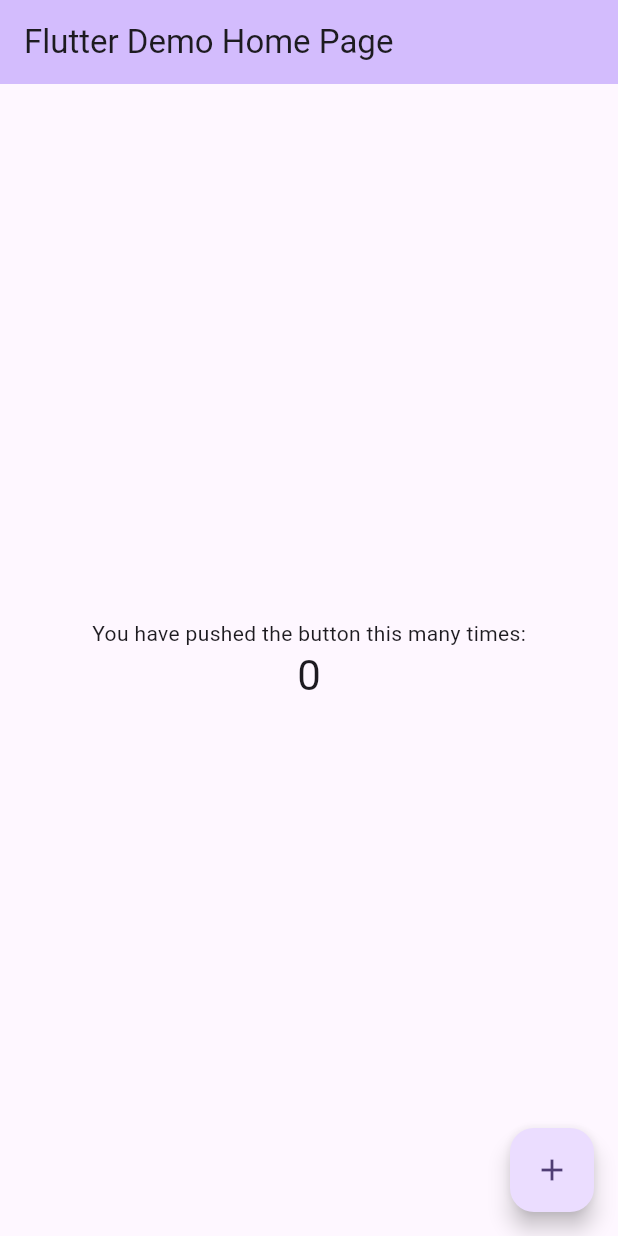
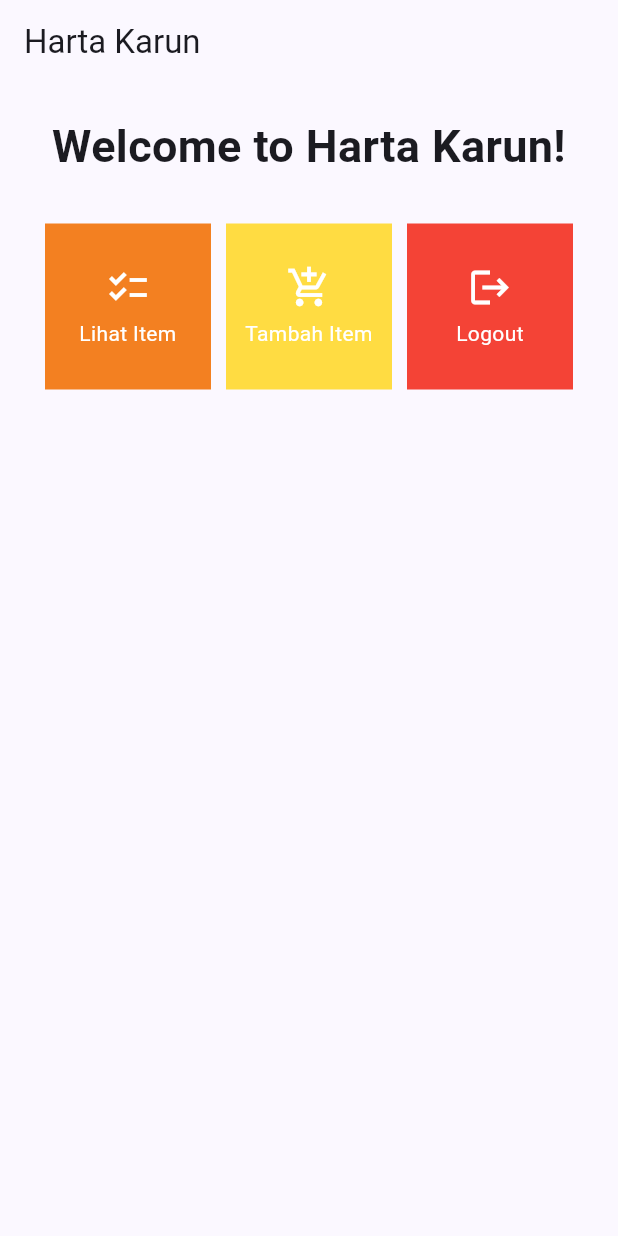
Before and after one commit to Kaisadianf/harta-karun-mobile, a Flutter app: the screen it shows after launch, on a phone screen of 412 x 824 dp. Run offline on Flutter 3.47's test engine with Material 2 defaults, Android fonts, the light colour scheme and no system bars.

Commit message:
selesai tugas 7

```diff
--- a/lib/main.dart
+++ b/lib/main.dart
@@ -1,4 +1,5 @@
 import 'package:flutter/material.dart';
+import 'package:harta_karun/menu.dart';
 
 void main() {
   runApp(const MyApp());
@@ -28,98 +29,10 @@
         //
         // This works for code too, not just values: Most code changes can be
         // tested with just a hot reload.
-        colorScheme: ColorScheme.fromSeed(seedColor: Colors.deepPurple),
+        colorScheme: ColorScheme.fromSeed(seedColor: Colors.indigo),
         useMaterial3: true,
       ),
-      home: const MyHomePage(title: 'Flutter Demo Home Page'),
+      home: MyHomePage(),
     );
   }
 }
-
-class MyHomePage extends StatefulWidget {
-  const MyHomePage({super.key, required this.title});
-
-  // This widget is the home page of your application. It is stateful, meaning
-  // that it has a State object (defined below) that contains fields that affect
-  // how it looks.
-
-  // This class is the configuration for the state. It holds the values (in this
-  // case the title) provided by the parent (in this case the App widget) and
-  // used by the build method of the State. Fields in a Widget subclass are
-  // always marked "final".
-
-  final String title;
-
-  @override
-  State<MyHomePage> createState() => _MyHomePageState();
-}
-
-class _MyHomePageState extends State<MyHomePage> {
-  int _counter = 0;
-
-  void _incrementCounter() {
-    setState(() {
-      // This call to setState tells the Flutter framework that something has
-      // changed in this State, which causes it to rerun the build method below
-      // so that the display can reflect the updated values. If we changed
-      // _counter without calling setState(), then the build method would not be
-      // called again, and so nothing would appear to happen.
-      _counter++;
-    });
-  }
-
-  @override
-  Widget build(BuildContext context) {
-    // This method is rerun every time setState is called, for instance as done
-    // by the _incrementCounter method above.
-    //
-    // The Flutter framework has been optimized to make rerunning build methods
-    // fast, so that you can just rebuild anything that needs updating rather
-    // than having to individually change instances of widgets.
-    return Scaffold(
-      appBar: AppBar(
-        // TRY THIS: Try changing the color here to a specific color (to
-        // Colors.amber, perhaps?) and trigger a hot reload to see the AppBar
-        // change color while the other colors stay the same.
-        backgroundColor: Theme.of(context).colorScheme.inversePrimary,
-        // Here we take the value from the MyHomePage object that was created by
-        // the App.build method, and use it to set our appbar title.
-        title: Text(widget.title),
-      ),
-      body: Center(
-        // Center is a layout widget. It takes a single child and positions it
-        // in the middle of the parent.
-        child: Column(
-          // Column is also a layout widget. It takes a list of children and
-          // arranges them vertically. By default, it sizes itself to fit its
-          // children horizontally, and tries to be as tall as its parent.
-          //
-          // Column has various properties to control how it sizes itself and
-          // how it positions its children. Here we use mainAxisAlignment to
-          // center the children vertically; the main axis here is the vertical
-          // axis because Columns are vertical (the cross axis would be
-          // horizontal).
-          //
-          // TRY THIS: Invoke "debug painting" (choose the "Toggle Debug Paint"
-          // action in the IDE, or press "p" in the console), to see the
-          // wireframe for each widget.
-          mainAxisAlignment: MainAxisAlignment.center,
-          children: <Widget>[
-            const Text(
-              'You have pushed the button this many times:',
-            ),
-            Text(
-              '$_counter',
-              style: Theme.of(context).textTheme.headlineMedium,
-            ),
-          ],
-        ),
-      ),
-      floatingActionButton: FloatingActionButton(
-        onPressed: _incrementCounter,
-        tooltip: 'Increment',
-        child: const Icon(Icons.add),
-      ), // This trailing comma makes auto-formatting nicer for build methods.
-    );
-  }
-}
--- /dev/null
+++ b/lib/menu.dart
@@ -0,0 +1,138 @@
+import 'package:flutter/material.dart';
+
+class ShopItem {
+  final String name;
+  final IconData icon;
+
+  ShopItem(this.name, this.icon);
+}
+
+class ShopCard extends StatelessWidget {
+  final ShopItem item;
+  final Color backgroundColor;
+
+  const ShopCard(this.item, this.backgroundColor, {Key? key}) : super(key: key);
+
+  @override
+  Widget build(BuildContext context) {
+    return Material(
+      color: backgroundColor, // Menggunakan warna latar belakang yang diberikan
+      child: InkWell(
+        // Area responsive terhadap sentuhan
+        onTap: () {
+          // Memunculkan SnackBar ketika diklik
+          ScaffoldMessenger.of(context)
+            ..hideCurrentSnackBar()
+            ..showSnackBar(SnackBar(
+                content: Text("Kamu telah menekan tombol ${item.name}")));
+        },
+        child: Container(
+          // Container untuk menyimpan Icon dan Text
+          padding: const EdgeInsets.all(8),
+          child: Center(
+            child: Column(
+              mainAxisAlignment: MainAxisAlignment.center,
+              children: [
+                Icon(
+                  item.icon,
+                  color: Colors.white,
+                  size: 30.0,
+                ),
+                const Padding(padding: EdgeInsets.all(3)),
+                Text(
+                  item.name,
+                  textAlign: TextAlign.center,
+                  style: const TextStyle(color: Colors.white),
+                ),
+              ],
+            ),
+          ),
+        ),
+      ),
+    );
+  }
+}
+
+class MyHomePage extends StatelessWidget {
+  MyHomePage({Key? key}) : super(key: key);
+  final List<ShopItem> items = [
+    ShopItem("Lihat Item", Icons.checklist),
+    ShopItem("Tambah Item", Icons.add_shopping_cart),
+    ShopItem("Logout", Icons.logout),
+  ];
+
+  // This widget is the home page of your application. It is stateful, meaning
+  // that it has a State object (defined below) that contains fields that affect
+  // how it looks.
+
+  // This class is the configuration for the state. It holds the values (in this
+  // case the title) provided by the parent (in this case the App widget) and
+  // used by the build method of the State. Fields in a Widget subclass are
+  // always marked "final".
+  @override
+  Widget build(BuildContext context) {
+    // This method is rerun every time setState is called, for instance as done
+    // by the _incrementCounter method above.
+    //
+    // The Flutter framework has been optimized to make rerunning build methods
+    // fast, so that you can just rebuild anything that needs updating rather
+    // than having to individually change instances of widgets.
+    return Scaffold(
+      appBar: AppBar(
+        title: const Text(
+          'Harta Karun',
+        ),
+      ),
+      body: SingleChildScrollView(
+        // Widget wrapper yang dapat discroll
+        child: Padding(
+          padding: const EdgeInsets.all(10.0), // Set padding dari halaman
+          child: Column(
+            // Widget untuk menampilkan children secara vertikal
+            children: <Widget>[
+              const Padding(
+                padding: EdgeInsets.only(top: 10.0, bottom: 10.0),
+                // Widget Text untuk menampilkan tulisan dengan alignment center dan style yang sesuai
+                child: Text(
+                  'Welcome to Harta Karun!', // Text yang menandakan toko
+                  textAlign: TextAlign.center,
+                  style: TextStyle(
+                    fontSize: 30,
+                    fontWeight: FontWeight.bold,
+                  ),
+                ),
+              ),
+              // Grid layout
+              GridView.count(
+                // Container pada card kita.
+                primary: true,
+                padding: const EdgeInsets.all(20),
+                crossAxisSpacing: 10,
+                mainAxisSpacing: 10,
+                crossAxisCount: 3,
+                shrinkWrap: true,
+                children: items.asMap().entries.map((entry) {
+                  int index = entry.key;
+                  ShopItem item = entry.value;
+                  Color backgroundColor = Colors.blue;
+
+                  // Berikan warna yang berbeda berdasarkan indeks
+                  if (index == 0) {
+                    backgroundColor = const Color.fromARGB(255, 243, 128, 33); // Warna "Lihat Item"
+                  } else if (index == 1) {
+                    backgroundColor = Color.fromARGB(232, 255, 217, 47); // Warna "Tambah Item"
+                  } else if (index == 2) {
+                    backgroundColor = Colors.red; // Warna "Logout"
+                  }
+                  // Iterasi untuk setiap item
+                  return ShopCard(item, backgroundColor,
+                      key: ValueKey<int>(index));
+                }).toList(),
+              ),
+            ],
+          ),
+        ),
+      ),
+    );
+  }
+}
```
Also changed, not shown: 1 other file.
